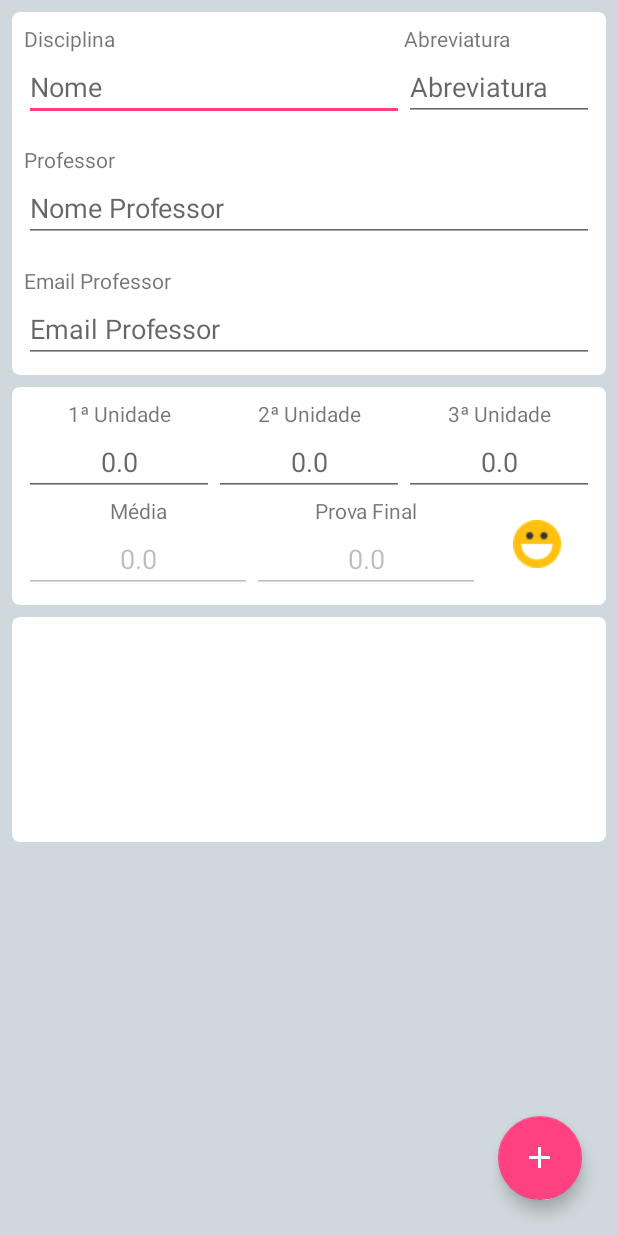
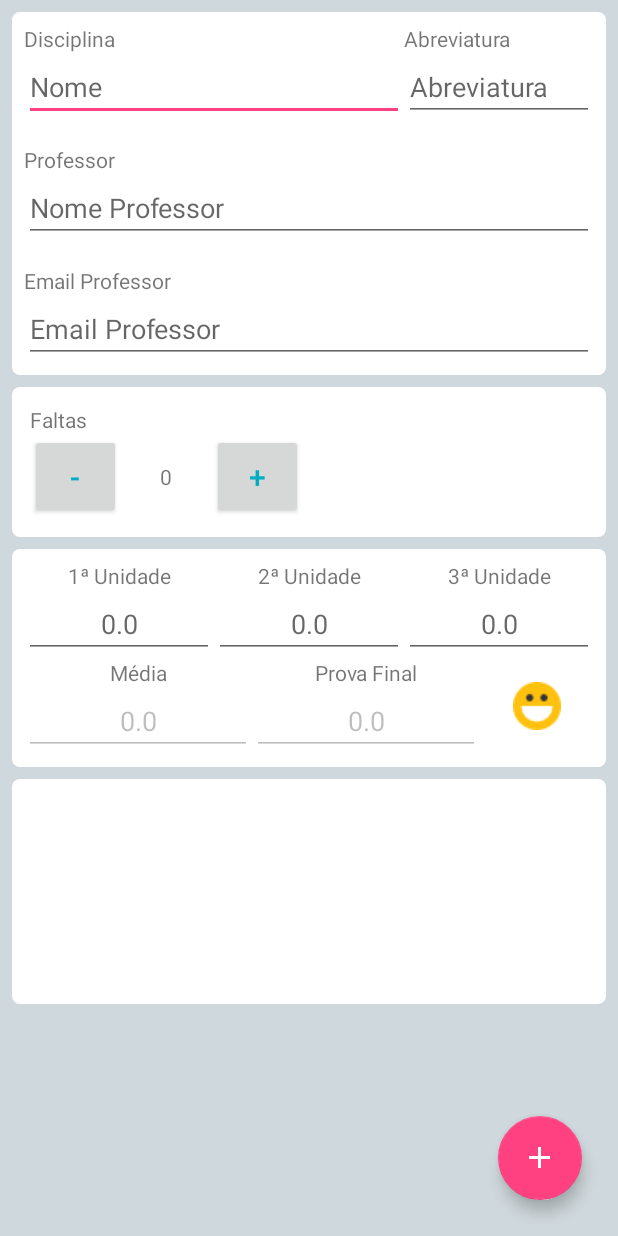
Before and after one commit to cassiomeira12/AlunoUESB, an Android app: the layout activity_disciplina.xml on its own in the app's theme, with its tools: preview values and no code run, on a phone screen of 412 x 824 dp. Run offline under Robolectric (Android 15) with nearby library versions, the phone set to English and light mode, and no system bars.

Commit message:
Adicionei controle de faltas
Adicionei controle de faltas

```diff
--- a/app/src/main/res/layout/activity_disciplina.xml
+++ b/app/src/main/res/layout/activity_disciplina.xml
@@ -123,6 +123,76 @@
 
                     </LinearLayout>
 
+                </LinearLayout>
+
+            </LinearLayout>
+
+            <LinearLayout
+                android:layout_width="match_parent"
+                android:layout_height="100dp"
+                android:layout_marginTop="8dp"
+                android:background="@drawable/shape_branco"
+                android:orientation="vertical"
+                android:padding="8dp">
+
+                <LinearLayout
+                    android:layout_width="match_parent"
+                    android:layout_height="match_parent"
+                    android:orientation="horizontal">
+
+                    <LinearLayout
+                        android:layout_width="0dp"
+                        android:layout_height="match_parent"
+                        android:layout_weight="1"
+                        android:orientation="vertical"
+                        android:padding="4dp">
+
+                        <TextView
+                            android:layout_width="match_parent"
+                            android:layout_height="wrap_content"
+                            android:text="Faltas" />
+
+                        <LinearLayout
+                            android:layout_width="match_parent"
+                            android:layout_height="match_parent"
+                            android:orientation="horizontal">
+
+                            <Button
+                                android:id="@+id/number_picker_negative"
+                                android:layout_width="0dp"
+                                android:layout_height="match_parent"
+                                android:layout_weight="1"
+                                android:text="-"
+                                android:textColor="@color/color2"
+                                android:textSize="20sp" />
+
+                            <TextView
+                                android:id="@+id/number_picker_value"
+                                android:layout_width="0dp"
+                                android:layout_height="match_parent"
+                                android:layout_weight="1"
+                                android:gravity="center"
+                                android:text="0" />
+
+                            <Button
+                                android:id="@+id/number_picker_positive"
+                                android:layout_width="0dp"
+                                android:layout_height="match_parent"
+                                android:layout_weight="1"
+                                android:text="+"
+                                android:textColor="@color/color2"
+                                android:textSize="20sp" />
+                        </LinearLayout>
+
+                    </LinearLayout>
+
+                    <LinearLayout
+                        android:layout_width="0dp"
+                        android:layout_height="match_parent"
+                        android:layout_weight="1"
+                        android:orientation="vertical">
+
+                    </LinearLayout>
                 </LinearLayout>
 
             </LinearLayout>
@@ -279,7 +349,6 @@
 
             </LinearLayout>
 
-
             <ListView
                 android:id="@+id/list_horarios"
                 android:layout_width="match_parent"
--- a/app/src/main/res/values/colors.xml
+++ b/app/src/main/res/values/colors.xml
@@ -4,7 +4,7 @@
     <color name="colorPrimaryDark">#00ACC1</color>
     <color name="colorAccent">#FF4081</color>
 
-    <color name="color1">#00BCD4</color>
+    <color name="color1">#00bcd4</color>
     <color name="color2">#00ACC1</color>
 
     <color name="backCinza">#cfd8dc</color>
```
Also changed, not shown: app/src/main/java/com/example/cassio/alunouesb/activity/DisciplinaActivity.java (+53 -2 lines), app/src/main/java/com/example/cassio/alunouesb/model/Disciplina.java (+9 -0 lines).
